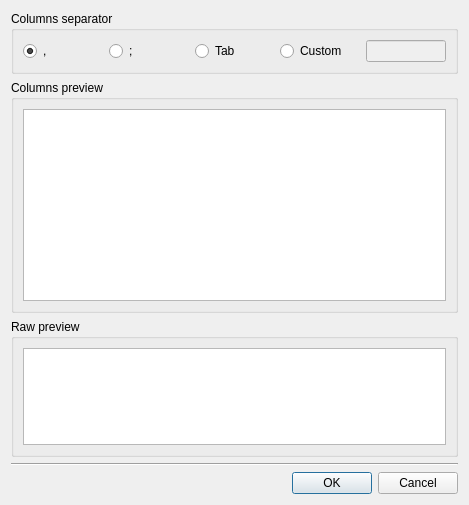
Qt form dpse2/src/commonui/CCSVImportDialog.ui (ArsMasiuk/DPSE) before a commit.
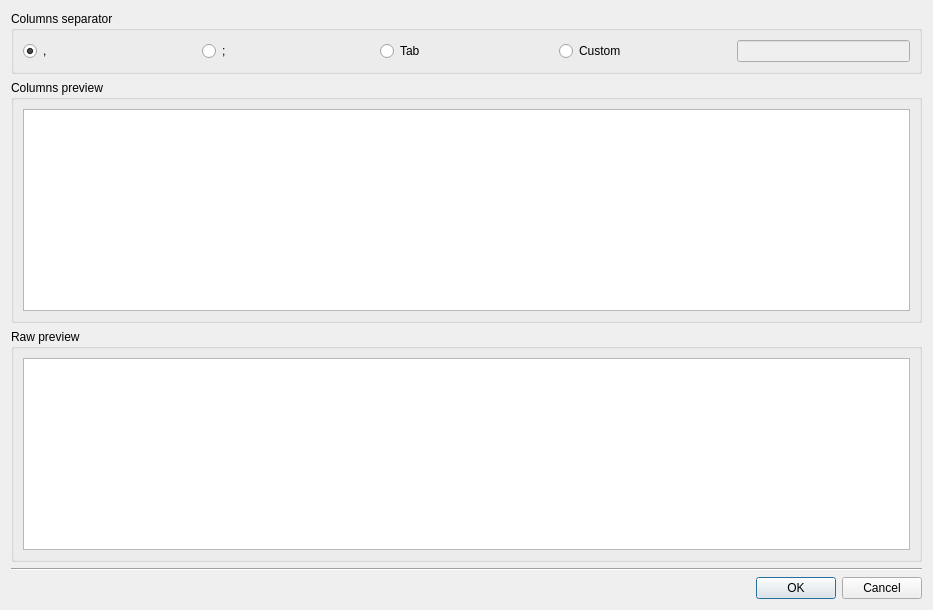
The same form after that commit. Custom widgets are drawn as their Qt base class.

The edit to the form file:
```diff
--- a/dpse2/src/commonui/CCSVImportDialog.ui
+++ b/dpse2/src/commonui/CCSVImportDialog.ui
@@ -6,8 +6,8 @@
    <rect>
     <x>0</x>
     <y>0</y>
-    <width>469</width>
-    <height>505</height>
+    <width>933</width>
+    <height>610</height>
    </rect>
   </property>
   <property name="windowTitle">
```
